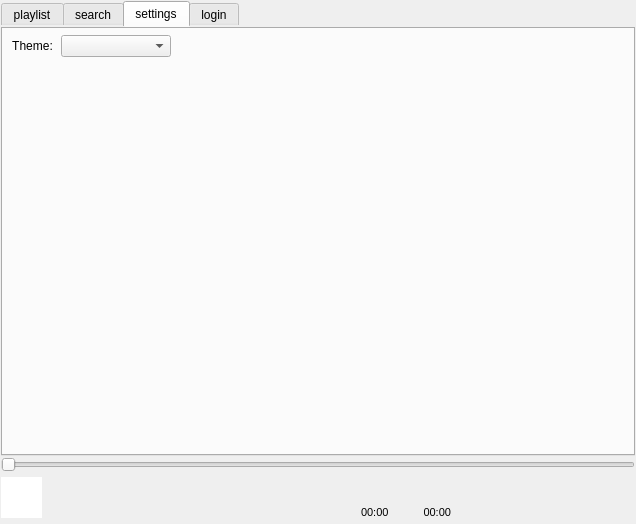
Above: rlpcmain.ui from steftim/rlpc before the change. Below: the same form after it.
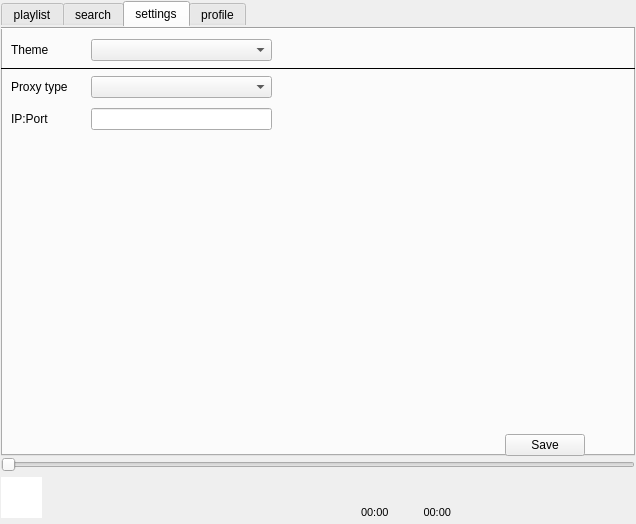
That is the form after the change. The open tabs and pages were chosen to show the change. Icons and pictures are not drawn.

Commit message: Add proxy support and small redesign.

Patch:
```diff
--- a/rlpcmain.ui
+++ b/rlpcmain.ui
@@ -70,6 +70,9 @@
         <property name="elideMode">
          <enum>Qt::ElideLeft</enum>
         </property>
+        <property name="usesScrollButtons">
+         <bool>false</bool>
+        </property>
         <property name="documentMode">
          <bool>false</bool>
         </property>
@@ -347,7 +350,14 @@
            <number>0</number>
           </property>
           <item>
-           <layout class="QVBoxLayout" name="SettingItems" stretch="2,1,100">
+           <layout class="QVBoxLayout" name="SettingItems" stretch="0,2,0,2,26,70,1">
+            <item>
+             <widget class="Line" name="line_4">
+              <property name="orientation">
+               <enum>Qt::Horizontal</enum>
+              </property>
+             </widget>
+            </item>
             <item>
              <spacer name="verticalSpacer_6">
               <property name="orientation">
@@ -362,12 +372,20 @@
              </spacer>
             </item>
             <item>
-             <layout class="QHBoxLayout" name="SettingItem_1">
+             <layout class="QVBoxLayout" name="verticalLayout_2">
+              <item>
+               <layout class="QHBoxLayout" name="SettingItem_1" stretch="1,1,2">
+                <property name="spacing">
+                 <number>10</number>
+                </property>
+                <property name="leftMargin">
+                 <number>10</number>
+                </property>
               <item>
                <widget class="QLabel" name="theme_L">
                 <property name="minimumSize">
                  <size>
-                  <width>60</width>
+                    <width>70</width>
                   <height>22</height>
                  </size>
                 </property>
@@ -381,13 +399,13 @@
                  <number>0</number>
                 </property>
                 <property name="text">
-                 <string> Theme:</string>
+                   <string>Theme</string>
                 </property>
                 <property name="textFormat">
                  <enum>Qt::PlainText</enum>
                 </property>
                 <property name="alignment">
-                 <set>Qt::AlignCenter</set>
+                   <set>Qt::AlignJustify|Qt::AlignVCenter</set>
                 </property>
                </widget>
               </item>
@@ -401,7 +419,7 @@
                 </property>
                 <property name="maximumSize">
                  <size>
-                  <width>150</width>
+                    <width>250</width>
                   <height>22</height>
                  </size>
                 </property>
@@ -434,6 +452,156 @@
               </item>
              </layout>
             </item>
+             </layout>
+            </item>
+            <item>
+             <widget class="Line" name="line">
+              <property name="windowModality">
+               <enum>Qt::ApplicationModal</enum>
+              </property>
+              <property name="minimumSize">
+               <size>
+                <width>0</width>
+                <height>15</height>
+               </size>
+              </property>
+              <property name="frameShadow">
+               <enum>QFrame::Plain</enum>
+              </property>
+              <property name="orientation">
+               <enum>Qt::Horizontal</enum>
+              </property>
+             </widget>
+            </item>
+            <item>
+             <layout class="QVBoxLayout" name="SettingItem_2" stretch="1,1">
+              <property name="spacing">
+               <number>10</number>
+              </property>
+              <item>
+               <layout class="QHBoxLayout" name="ProxyType_Layout" stretch="1,1,2">
+                <property name="spacing">
+                 <number>10</number>
+                </property>
+                <property name="leftMargin">
+                 <number>10</number>
+                </property>
+                <item>
+                 <widget class="QLabel" name="label">
+                  <property name="minimumSize">
+                   <size>
+                    <width>70</width>
+                    <height>22</height>
+                   </size>
+                  </property>
+                  <property name="maximumSize">
+                   <size>
+                    <width>70</width>
+                    <height>22</height>
+                   </size>
+                  </property>
+                  <property name="text">
+                   <string>Proxy type</string>
+                  </property>
+                  <property name="alignment">
+                   <set>Qt::AlignJustify|Qt::AlignVCenter</set>
+                  </property>
+                 </widget>
+                </item>
+                <item>
+                 <widget class="QComboBox" name="ProxyType">
+                  <property name="minimumSize">
+                   <size>
+                    <width>110</width>
+                    <height>22</height>
+                   </size>
+                  </property>
+                  <property name="maximumSize">
+                   <size>
+                    <width>250</width>
+                    <height>22</height>
+                   </size>
+                  </property>
+                  <property name="currentText">
+                   <string notr="true"/>
+                  </property>
+                  <property name="currentIndex">
+                   <number>-1</number>
+                  </property>
+                 </widget>
+                </item>
+                <item>
+                 <spacer name="horizontalSpacer_10">
+                  <property name="orientation">
+                   <enum>Qt::Horizontal</enum>
+                  </property>
+                  <property name="sizeHint" stdset="0">
+                   <size>
+                    <width>40</width>
+                    <height>20</height>
+                   </size>
+                  </property>
+                 </spacer>
+                </item>
+               </layout>
+              </item>
+              <item>
+               <layout class="QHBoxLayout" name="ProxyUrl_Layout" stretch="1,1,2">
+                <property name="spacing">
+                 <number>10</number>
+                </property>
+                <property name="leftMargin">
+                 <number>10</number>
+                </property>
+                <item>
+                 <widget class="QLabel" name="ProxyUrl_Label">
+                  <property name="minimumSize">
+                   <size>
+                    <width>70</width>
+                    <height>22</height>
+                   </size>
+                  </property>
+                  <property name="maximumSize">
+                   <size>
+                    <width>70</width>
+                    <height>22</height>
+                   </size>
+                  </property>
+                  <property name="text">
+                   <string>IP:Port</string>
+                  </property>
+                  <property name="alignment">
+                   <set>Qt::AlignJustify|Qt::AlignVCenter</set>
+                  </property>
+                 </widget>
+                </item>
+                <item>
+                 <widget class="QLineEdit" name="ProxyUrl_Line">
+                  <property name="maximumSize">
+                   <size>
+                    <width>200</width>
+                    <height>22</height>
+                   </size>
+                  </property>
+                 </widget>
+                </item>
+                <item>
+                 <spacer name="horizontalSpacer_13">
+                  <property name="orientation">
+                   <enum>Qt::Horizontal</enum>
+                  </property>
+                  <property name="sizeHint" stdset="0">
+                   <size>
+                    <width>40</width>
+                    <height>20</height>
+                   </size>
+                  </property>
+                 </spacer>
+                </item>
+               </layout>
+              </item>
+             </layout>
+            </item>
             <item>
              <spacer name="verticalSpacer_2">
               <property name="orientation">
@@ -447,13 +615,50 @@
               </property>
              </spacer>
             </item>
+            <item>
+             <layout class="QHBoxLayout" name="horizontalLayout_2" stretch="100,0,10">
+              <item>
+               <spacer name="horizontalSpacer_14">
+                <property name="orientation">
+                 <enum>Qt::Horizontal</enum>
+                </property>
+                <property name="sizeHint" stdset="0">
+                 <size>
+                  <width>40</width>
+                  <height>20</height>
+                 </size>
+                </property>
+               </spacer>
+              </item>
+              <item>
+               <widget class="QPushButton" name="SaveSettings">
+                <property name="text">
+                 <string>Save</string>
+                </property>
+               </widget>
+              </item>
+              <item>
+               <spacer name="horizontalSpacer_9">
+                <property name="orientation">
+                 <enum>Qt::Horizontal</enum>
+                </property>
+                <property name="sizeHint" stdset="0">
+                 <size>
+                  <width>40</width>
+                  <height>20</height>
+                 </size>
+                </property>
+               </spacer>
+              </item>
+             </layout>
+            </item>
            </layout>
           </item>
          </layout>
         </widget>
         <widget class="QWidget" name="login_tab">
          <attribute name="title">
-          <string>login</string>
+          <string>profile</string>
          </attribute>
          <layout class="QVBoxLayout" name="verticalLayout_8" stretch="0">
           <property name="spacing">
```
Left out of the diff: 33 changed lines with no effect on the pictures. Lines whose indentation alone changed are shown as unchanged. The commit also changes 3 other files.
